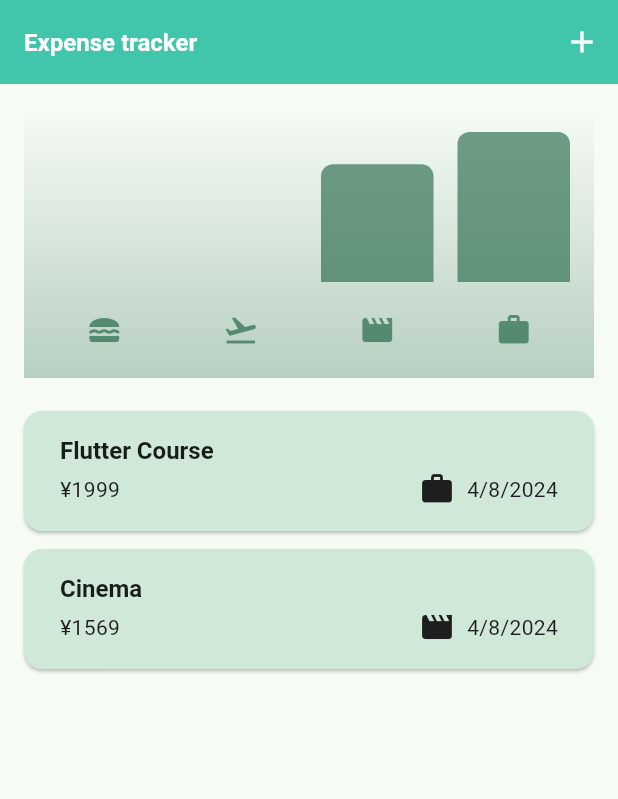
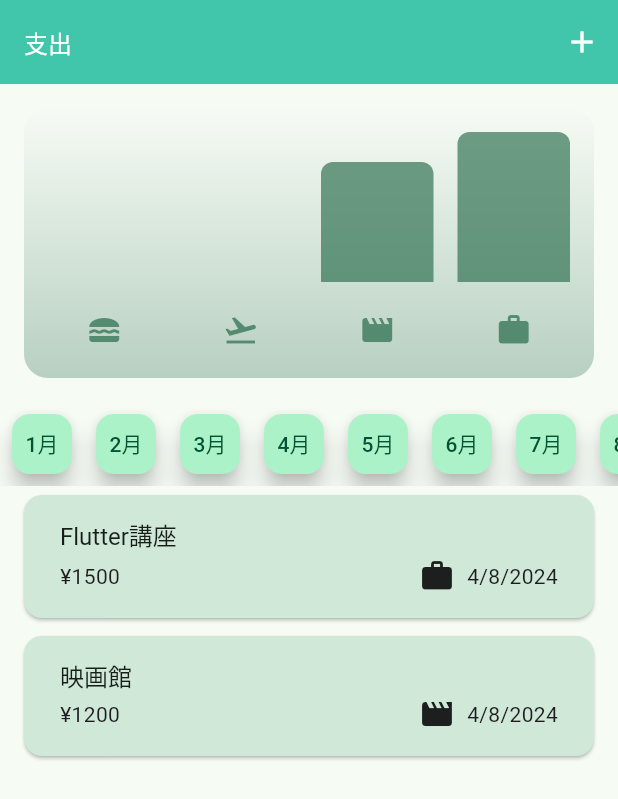
Before and after one commit to tatsurou9003/flutter_projects_overture, a Flutter app: the screen it shows after launch, on a phone screen of 412 x 824 dp. Shown: the top 799 px of the screen. Run offline on Flutter 3.47's test engine with Material 3 defaults, Android fonts, the phone set to English and light mode, and no system bars; our stand-ins replace google_fonts, just_audio, percent_indicator.

Commit message:
expenseByMonth 断念

```diff
--- a/expense_tracker_app/lib/chart/chart.dart
+++ b/expense_tracker_app/lib/chart/chart.dart
@@ -14,6 +14,15 @@ class Chart extends StatelessWidget {
       ExpenseBucket.forCategory(expenses, Category.leisure),
       ExpenseBucket.forCategory(expenses, Category.work),
     ];
+  }
+
+  // categoryごとに返されたbucketとMonthScrollで選択された月から、expenseを集計する関数
+  List<ExpenseBucket> filteredBuckets(int number) {
+    return buckets.where((bucket) {
+      return bucket.expenses.any((expense) {
+        return expense.date.month == number; // 1月のデータのみを集計
+      });
+    }).toList(); // [0, 0, 0, 0]
   }
 
   // 各カテゴリーの合計金額の最大値を取得
@@ -37,6 +46,7 @@ class Chart extends StatelessWidget {
       width: double.infinity,
       height: 180,
       decoration: BoxDecoration(
+        borderRadius: BorderRadius.circular(16),
         gradient: LinearGradient(colors: [
           Theme.of(context).colorScheme.primary.withOpacity(0.3),
           Theme.of(context).colorScheme.primary.withOpacity(0.0)
--- a/expense_tracker_app/lib/chart/chart_bar.dart
+++ b/expense_tracker_app/lib/chart/chart_bar.dart
@@ -14,7 +14,7 @@ class ChartBar extends StatelessWidget {
         child: Padding(
       padding: const EdgeInsets.symmetric(horizontal: 8),
       child: FractionallySizedBox(
-        heightFactor: fill,
+        heightFactor: fill, // 親Widgetの高さに対する割合
         child: DecoratedBox(
           decoration: BoxDecoration(
             shape: BoxShape.rectangle,
--- a/expense_tracker_app/lib/main.dart
+++ b/expense_tracker_app/lib/main.dart
@@ -4,7 +4,7 @@ import 'package:flutter/material.dart';
 var kColorScheme = ColorScheme.fromSeed(seedColor: Colors.greenAccent);
 var kColorDarkScheme = ColorScheme.fromSeed(
   brightness: Brightness.dark, // ColorScheme.fromseedはデフォルトでlightに最適化されている
-  seedColor: Color.fromARGB(255, 20, 123, 152),
+  seedColor: const Color.fromARGB(255, 20, 123, 152),
 );
 
 void main() {
@@ -33,7 +33,7 @@ void main() {
         ),
         textTheme: ThemeData().textTheme.copyWith(
             titleLarge: // titleLargeはappBarテキストに反映される
-                const TextStyle(fontWeight: FontWeight.bold, fontSize: 16))),
+                const TextStyle(fontWeight: FontWeight.normal, fontSize: 16))),
     // themeMode: ThemeMode.system,
     home: const Expenses(),
   ));
--- a/expense_tracker_app/lib/models/expense.dart
+++ b/expense_tracker_app/lib/models/expense.dart
@@ -35,7 +35,7 @@ class Expense {
 }
 
 class ExpenseBucket {
-  ExpenseBucket({
+  const ExpenseBucket({
     required this.category,
     required this.expenses,
   });
@@ -50,9 +50,11 @@ class ExpenseBucket {
 
   int get totalExpenses {
     int sum = 0;
+
     for (final expense in expenses) {
-      sum += expense.amount;
+      sum += expense.amount; // sum = sum + expense.amount
     }
+
     return sum;
   }
 }
--- a/expense_tracker_app/lib/widgets/expenses.dart
+++ b/expense_tracker_app/lib/widgets/expenses.dart
@@ -1,4 +1,5 @@
 import 'package:expense_tracker_app/chart/chart.dart';
+import 'package:expense_tracker_app/widgets/month_scroll.dart';
 import 'package:expense_tracker_app/widgets/expenses_list/expenses_list.dart';
 import 'package:expense_tracker_app/models/expense.dart';
 import 'package:expense_tracker_app/widgets/new_expense.dart';
@@ -14,14 +15,14 @@ class Expenses extends StatefulWidget {
 class _ExpensesState extends State<Expenses> {
   final List<Expense> _registerExpenses = [
     Expense(
-      title: 'Flutter Course',
-      amount: 1999,
+      title: 'Flutter講座',
+      amount: 1500,
       date: DateTime.now(),
       category: Category.work,
     ),
     Expense(
-      title: 'Cinema',
-      amount: 1569,
+      title: '映画館',
+      amount: 1200,
       date: DateTime.now(),
       category: Category.leisure,
     ),
@@ -53,9 +54,9 @@ class _ExpensesState extends State<Expenses> {
     ScaffoldMessenger.of(context).showSnackBar(
       SnackBar(
         duration: const Duration(seconds: 4),
-        content: const Text('Expense deleted'),
+        content: const Text('削除しました'),
         action: SnackBarAction(
-            label: 'Undo',
+            label: '元に戻す',
             onPressed: () {
               setState(() {
                 _registerExpenses.insert(expenseIndex, expense);
@@ -68,7 +69,7 @@ class _ExpensesState extends State<Expenses> {
   @override
   Widget build(BuildContext context) {
     Widget mainContent = const Center(
-      child: Text('No expense found. Start adding some.'),
+      child: Text('お金を使ったら記録！'),
     );
     if (_registerExpenses.isNotEmpty) {
       mainContent = ExpensesList(
@@ -79,7 +80,7 @@ class _ExpensesState extends State<Expenses> {
 
     return Scaffold(
       appBar: AppBar(
-        title: const Text('Expense tracker'),
+        title: const Text('支出'),
         actions: [
           IconButton(
             onPressed: _openAddExpenseOverlay,
@@ -90,6 +91,7 @@ class _ExpensesState extends State<Expenses> {
       body: Column(
         children: [
           Chart(expenses: _registerExpenses),
+          const MonthScroll(),
           Expanded(child: mainContent),
         ],
       ),
--- /dev/null
+++ b/expense_tracker_app/lib/widgets/month_scroll.dart
@@ -0,0 +1,32 @@
+import 'package:flutter/material.dart';
+
+class MonthScroll extends StatelessWidget {
+  const MonthScroll({super.key});
+
+  @override
+  Widget build(BuildContext context) {
+    return SingleChildScrollView(
+      scrollDirection: Axis.horizontal,
+      child: Row(
+        children: List.generate(12, (index) {
+          int number = index + 1; // Start numbering from 1
+          return Container(
+            margin:
+                const EdgeInsets.all(8), // Add some space between the buttons
+            height: 40,
+            width: 40,
+            child: Center(
+              child: FloatingActionButton(
+                mini: true,
+                onPressed: () {
+                  // 月ごとのデータを表示する処理を追加
+                },
+                child: Text('$number月'),
+              ),
+            ),
+          );
+        }),
+      ),
+    );
+  }
+}
```
Also changed, not shown: expense_tracker_app/lib/widgets/new_expense.dart (+7 -6 lines), 1 other file.
